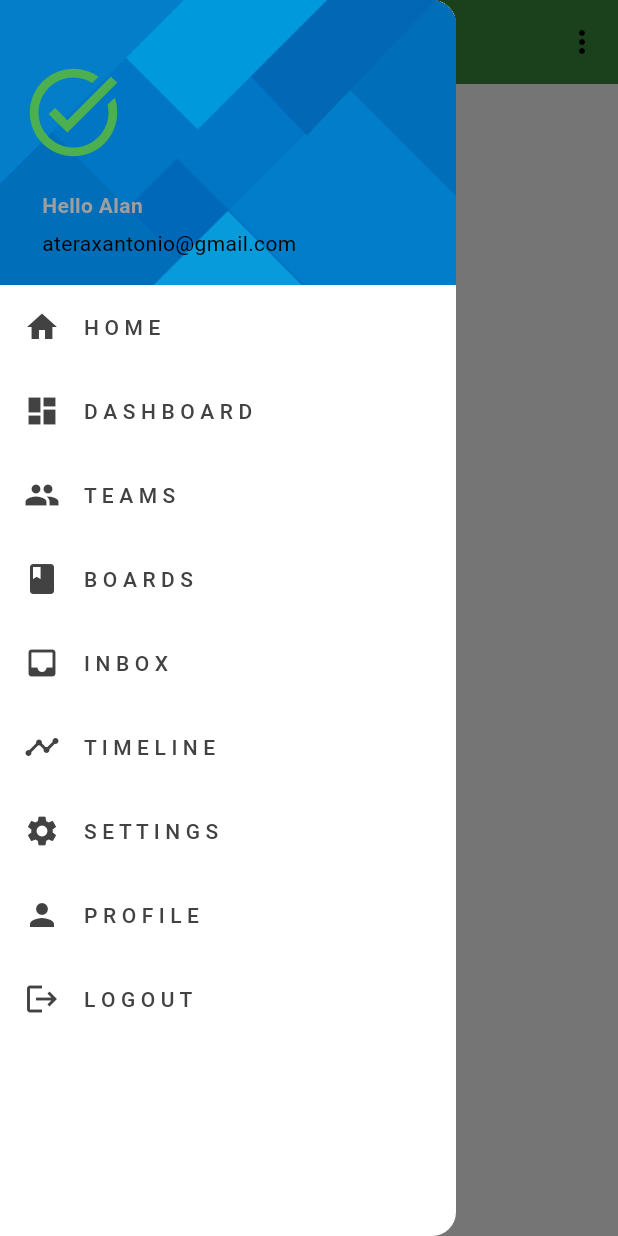
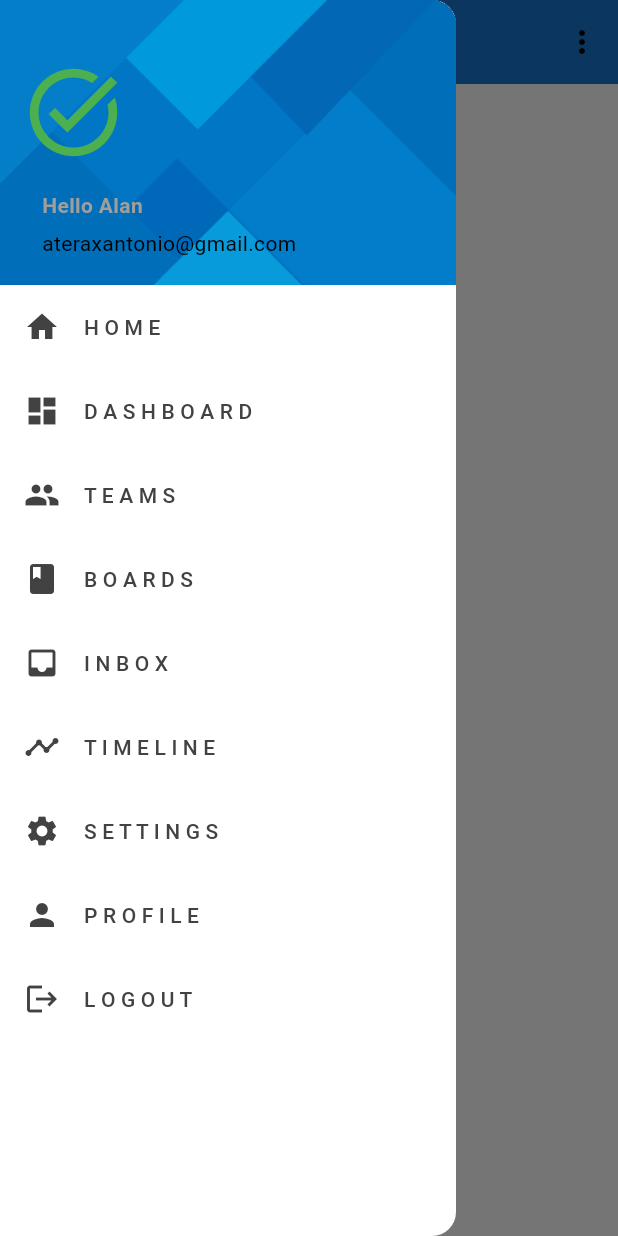
Before and after one commit to kasasa22/WePut, a Flutter app: the Boards screen opened by its route, with the side drawer open, on a phone screen of 412 x 824 dp. Run offline on Flutter 3.47's test engine with Material 3 defaults, Android fonts, the phone set to English and light mode, and no system bars; our stand-ins replace cloud_firestore, firebase_auth, firebase_core, fl_chart, settings_ui; accounts and stored records are empty.

Commit message:
Jan 8, 2024, 1:14 PM

```diff
--- a/lib/pages/boards.dart
+++ b/lib/pages/boards.dart
@@ -9,8 +9,8 @@ class Boards extends StatelessWidget {
   Widget build(BuildContext context) {
     return Scaffold(
       appBar: AppBar(
-        backgroundColor: Colors.green[700],
-        title: const Text("Profile"),
+        backgroundColor: Colors.blue[700],
+        title: const Text("Boards"),
         actions: [
           PopupMenuButton(
             onSelected: (String value) {},
```
